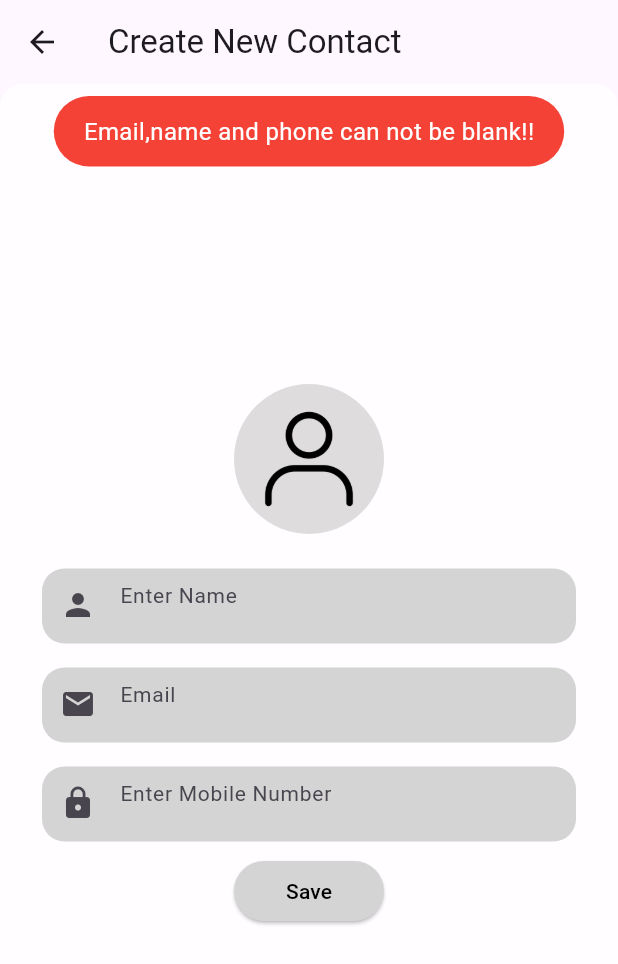
After one commit to alokmaurya281/conatcts-app-flutter, a Flutter app: the ContactFormScreen screen opened directly, after a tap on "Save", on a phone screen of 412 x 824 dp. The commit adds this screen. Shown: the top 964 px of the screen. Run offline on Flutter 3.47's test engine with Material 3 defaults, Android fonts, the light colour scheme and no system bars; our stand-ins replace fluttertoast, shared_preferences, shimmer; accounts and stored records are empty.

Commit message:
Contact form screen added

```diff
--- /dev/null
+++ b/lib/models/contact_model.dart
@@ -0,0 +1,16 @@
+class Contact {
+  final String id;
+  final String userId;
+
+  final String name;
+  final String email;
+  final String phone;
+
+  Contact({
+    required this.id,
+    required this.userId,
+    required this.name,
+    required this.email,
+    required this.phone,
+  });
+}
--- a/lib/providers/auth_provider.dart
+++ b/lib/providers/auth_provider.dart
@@ -9,12 +9,12 @@ import 'package:shared_preferences/shared_preferences.dart';
 class AuthProvider extends ChangeNotifier {
   bool _isLoggedIn = false;
   bool _isLoading = false;
+  bool get isLoading => _isLoading;
 
   String _error = '';
   String get error => _error;
 
   bool get isLoggedIn => _isLoggedIn;
-  bool get isLoading => _isLoading;
 
   String _accessToken = '';
   String get accessToken => _accessToken;
--- /dev/null
+++ b/lib/providers/contacts_provider.dart
@@ -0,0 +1,96 @@
+import 'dart:convert';
+
+import 'package:contacts_app/models/contact_model.dart';
+import 'package:contacts_app/utils/apis/apis_urls.dart';
+import 'package:flutter/material.dart';
+import 'package:http/http.dart' as http;
+
+class ContactsProvider extends ChangeNotifier {
+  List<Contact> _contacts = [];
+
+  List<Contact> get contactsList => _contacts;
+  bool _isLoading = false;
+  bool get isLoading => _isLoading;
+
+  Future<void> setLoading(bool status) async {
+    _isLoading = status;
+    // notifyListeners();
+  }
+
+  String _error = '';
+  String get error => _error;
+
+  Contact _contact =
+      Contact(id: '', name: '', email: '', phone: '', userId: '');
+  Contact get contact => _contact;
+
+  // fetchContacts
+
+  Future<void> fetchContactsList(String token) async {
+    _error = '';
+    // notifyListeners();
+    try {
+      final response = await http.get(
+        Uri.parse(contacts),
+        headers: {
+          'Content-Type': 'application/json; charset=UTF-8',
+          'Authorization': 'Bearer $token'
+        },
+      );
+      final Map<String, dynamic> data = json.decode(response.body);
+      if (response.statusCode == 200) {
+        _contacts.add(
+          Contact(
+              id: data['data']['_id'],
+              name: data['data']['name'],
+              userId: data['data']['user_id'],
+              phone: data['data']['phone'],
+              email: data['data']['email']),
+        );
+        notifyListeners();
+      } else {
+        _error = data['message'];
+        notifyListeners();
+      }
+    } catch (e) {
+      _error = e.toString();
+      notifyListeners();
+    }
+  }
+
+  Future<void> addContact(
+      String token, String name, String email, String phone) async {
+    _error = '';
+    notifyListeners();
+    try {
+      final response = await http.post(
+        Uri.parse(createContact),
+        headers: {
+          'Content-Type': 'application/json; charset=UTF-8',
+          'Authorization': 'Bearer $token'
+        },
+        body: jsonEncode({
+          "name": name,
+          "email": email,
+          "phone": phone,
+        }),
+      );
+      final Map<String, dynamic> data = json.decode(response.body);
+      if (response.statusCode == 201) {
+        _contact = Contact(
+            id: data['data']['_id'],
+            name: data['data']['name'],
+            userId: data['data']['user_id'],
+            phone: data['data']['phone'],
+            email: data['data']['email']);
+        notifyListeners();
+      } else {
+        _error = data['message'];
+        notifyListeners();
+      }
+    } catch (e) {
+      _error = e.toString();
+      notifyListeners();
+    }
+  }
+}
--- /dev/null
+++ b/lib/screens/contact_form_screen.dart
@@ -0,0 +1,202 @@
+import 'package:contacts_app/providers/auth_provider.dart';
+import 'package:contacts_app/providers/contacts_provider.dart';
+import 'package:flutter/material.dart';
+import 'package:fluttertoast/fluttertoast.dart';
+import 'package:provider/provider.dart';
+
+class ContactFormScreen extends StatefulWidget {
+  const ContactFormScreen({super.key});
+
+  @override
+  State<ContactFormScreen> createState() => _ContactFormScreenState();
+}
+
+class _ContactFormScreenState extends State<ContactFormScreen> {
+  TextEditingController _nameController = TextEditingController();
+  TextEditingController _emailController = TextEditingController();
+  TextEditingController _phoneController = TextEditingController();
+
+  @override
+  Widget build(BuildContext context) {
+    return Scaffold(
+      appBar: AppBar(
+        title: const Text('Create New Contact'),
+      ),
+      body: Container(
+          width: double.infinity,
+          height: double.infinity,
+          decoration: const BoxDecoration(),
+          child: Center(
+            child: Container(
+              padding: const EdgeInsets.symmetric(horizontal: 20),
+              decoration: BoxDecoration(
+                  color: Colors.white.withOpacity(.7),
+                  borderRadius: BorderRadius.circular(15)),
+              child: Column(
+                crossAxisAlignment: CrossAxisAlignment.center,
+                mainAxisAlignment: MainAxisAlignment.center,
+                children: [
+                  const SizedBox(
+                    width: 100,
+                    height: 100,
+                    child: CircleAvatar(
+                      backgroundColor: Color.fromARGB(77, 149, 145, 145),
+                      backgroundImage: AssetImage('assets/images/person.png'),
+                    ),
+                  ),
+                  const SizedBox(
+                    height: 15,
+                  ),
+                  Container(
+                    width: double.infinity,
+                    height: 50,
+                    margin: const EdgeInsets.all(8),
+                    decoration: BoxDecoration(
+                      borderRadius: BorderRadius.circular(15),
+                      color: const Color.fromARGB(255, 212, 212, 212),
+                    ),
+                    child: TextFormField(
+                      controller: _nameController,
+                      style: const TextStyle(fontSize: 14),
+                      decoration: const InputDecoration(
+                        hintText: 'Enter Name',
+                        prefixIcon: Icon(Icons.person),
+                        border: InputBorder.none,
+                        enabledBorder: InputBorder.none,
+                      ),
+                    ),
+                  ),
+                  Container(
+                    width: double.infinity,
+                    height: 50,
+                    margin: const EdgeInsets.all(8),
+                    decoration: BoxDecoration(
+                      borderRadius: BorderRadius.circular(15),
+                      color: const Color.fromARGB(255, 212, 212, 212),
+                    ),
+                    child: TextFormField(
+                      controller: _emailController,
+                      style: const TextStyle(fontSize: 14),
+                      decoration: const InputDecoration(
+                        hintText: 'Email',
+                        prefixIcon: Icon(Icons.email),
+                        border: InputBorder.none,
+                        enabledBorder: InputBorder.none,
+                      ),
+                    ),
+                  ),
+                  Container(
+                    width: double.infinity,
+                    height: 50,
+                    margin: const EdgeInsets.all(8),
+                    decoration: BoxDecoration(
+                      borderRadius: BorderRadius.circular(15),
+                      color: const Color.fromARGB(255, 212, 212, 212),
+                    ),
+                    child: TextFormField(
+                      controller: _phoneController,
+                      style: const TextStyle(fontSize: 14),
+                      decoration: const InputDecoration(
+                        hintText: 'Enter Mobile Number',
+                        prefixIcon: Icon(Icons.lock),
+                        border: InputBorder.none,
+                        enabledBorder: InputBorder.none,
+                      ),
+                    ),
+                  ),
+                  const SizedBox(
+                    height: 5,
+                  ),
+                  SizedBox(
+                    height: 40,
+                    width: 100,
+                    child: ElevatedButton(
+                      onPressed: () async {
+                        if (_emailController.text.isNotEmpty &&
+                            _phoneController.text.isNotEmpty &&
+                            _nameController.text.isNotEmpty) {
+                          await context
+                              .read<ContactsProvider>()
+                              .setLoading(true);
+                          await context.read<ContactsProvider>().addContact(
+                                context.read<AuthProvider>().accessToken,
+                                _nameController.text,
+                                _emailController.text,
+                                _phoneController.text,
+                              );
+                          if (context.read<ContactsProvider>().error.isEmpty &&
+                              context
+                                  .read<ContactsProvider>()
+                                  .contact
+                                  .id
+                                  .isNotEmpty) {
+                            context.read<ContactsProvider>().setLoading(false);
+                            _emailController.clear();
+                            _nameController.clear();
+                            _phoneController.clear();
+                            Fluttertoast.showToast(
+                                msg: 'Contact Saved Successfully',
+                                toastLength: Toast.LENGTH_SHORT,
+                                gravity: ToastGravity.TOP,
+                                timeInSecForIosWeb: 1,
+                                backgroundColor: Colors.red,
+                                textColor: Colors.white,
+                                fontSize: 16.0);
+                            Navigator.pop(context);
+                          } else {
+                            context.read<ContactsProvider>().setLoading(false);
+                            Fluttertoast.showToast(
+                                msg: context.read<ContactsProvider>().error,
+                                toastLength: Toast.LENGTH_SHORT,
+                                gravity: ToastGravity.TOP,
+                                timeInSecForIosWeb: 1,
+                                backgroundColor: Colors.red,
+                                textColor: Colors.white,
+                                fontSize: 16.0);
+                          }
+                        } else {
+                          context.read<AuthProvider>().setLoading(false);
+                          Fluttertoast.showToast(
+                              msg: "Email,name and phone can not be blank!!",
+                              toastLength: Toast.LENGTH_SHORT,
+                              gravity: ToastGravity.TOP,
+                              timeInSecForIosWeb: 1,
+                              backgroundColor: Colors.red,
+                              textColor: Colors.white,
+                              fontSize: 16.0);
+                        }
+                      },
+                      style: ElevatedButton.styleFrom(
+                        backgroundColor:
+                            const Color.fromARGB(255, 212, 212, 212),
+                      ),
+                      child: Consumer<ContactsProvider>(
+                        builder: (context, provider, child) {
+                          return provider.isLoading
+                              ? const Center(
+                                  child: SizedBox(
+                                    height: 20,
+                                    width: 20,
+                                    child: CircularProgressIndicator(),
+                                  ),
+                                )
+                              : const Text(
+                                  'Save',
+                                  style: TextStyle(
+                                    color: Colors.black,
+                                  ),
+                                );
+                        },
+                      ),
+                    ),
+                  ),
+                  const SizedBox(
+                    height: 10,
+                  ),
+                ],
+              ),
+            ),
+          )),
+    );
+  }
+}
```
Also changed, not shown: lib/main.dart (+6 -5 lines), lib/screens/home_screen.dart (+51 -15 lines), lib/widgets/contact_widget.dart (+9 -3 lines), assets/images/person.png (added), lib/providers/user_provider.dart (added).
